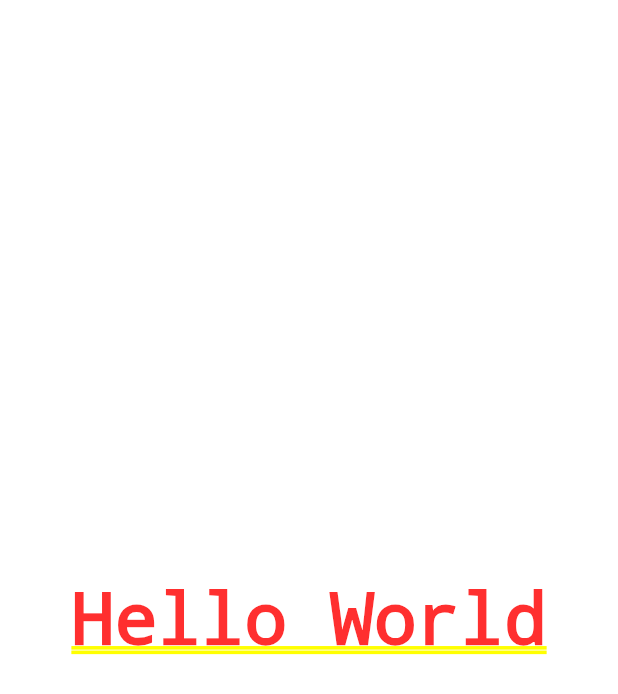
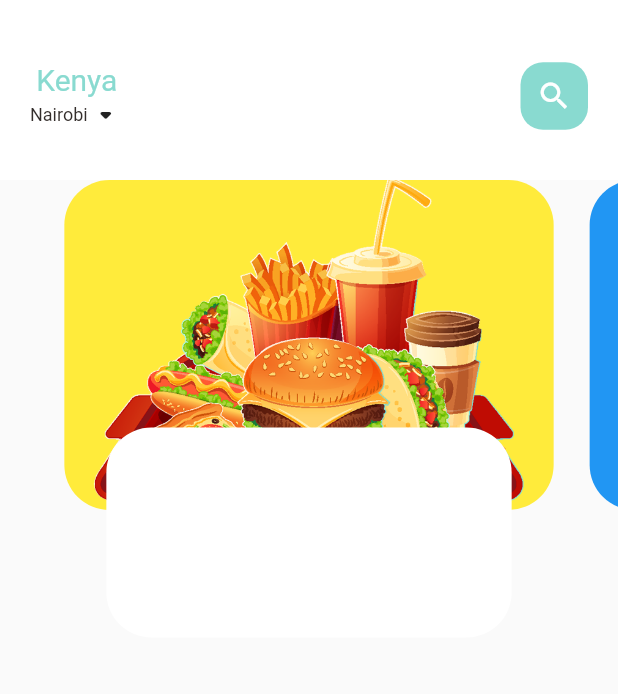
Before and after one commit to Crucialjun/fooddelivery, a Flutter app: the screen it shows after launch, on a phone screen of 412 x 824 dp. Shown: the top 694 px of the screen. Run offline on Flutter 3.47's test engine with Material 2 defaults, Android fonts, the phone set to English and light mode, and no system bars; our stand-ins replace google_fonts.

Commit message:
dashboard ui design

```diff
--- /dev/null
+++ b/lib/app_colors.dart
@@ -0,0 +1,14 @@
+import 'package:flutter/material.dart';
+
+class AppColors {
+  static const Color textColor = Color(0xFFccc7c5);
+  static const Color mainColor = Color(0xFF89dad0);
+  static const Color iconColor1 = Color(0xFFffd28d);
+  static const Color iconColor2 = Color(0xFFfcab88);
+  static const Color paraColor = Color(0xFF8f837f);
+  static const Color buttonBackGroundColor = Color(0xFFf7f6f4);
+  static const Color signColor = Color(0xFFa9a29f);
+  static const Color titleColor = Color(0xFF5c524f);
+  static const Color mainBlackColor = Color(0xFF332d2b);
+  static const Color yellowColor = Color(0xFFffd379);
+}
--- a/lib/main.dart
+++ b/lib/main.dart
@@ -1,4 +1,5 @@
 import 'package:flutter/material.dart';
+import 'package:fooddelivery/screens/main_dashboard.dart';
 
 void main() {
   runApp(const MyApp());
@@ -11,13 +12,12 @@ class MyApp extends StatelessWidget {
   @override
   Widget build(BuildContext context) {
     return MaterialApp(
+      debugShowCheckedModeBanner: false,
       title: 'Flutter Demo',
       theme: ThemeData(
         primarySwatch: Colors.blue,
       ),
-      home: const Center(
-        child: Text("Hello World"),
-      ),
+      home: const MainDashboard(),
     );
   }
 }
--- /dev/null
+++ b/lib/screens/main_dashboard.dart
@@ -0,0 +1,85 @@
+import 'package:flutter/material.dart';
+import 'package:flutter/services.dart';
+import 'package:fooddelivery/app_colors.dart';
+import 'package:fooddelivery/widgets/custom_big_text.dart';
+import 'package:fooddelivery/widgets/custom_small_text.dart';
+import 'package:fooddelivery/widgets/dashboard_pageview_item.dart';
+
+class MainDashboard extends StatefulWidget {
+  const MainDashboard({Key? key}) : super(key: key);
+
+  @override
+  State<MainDashboard> createState() => _MainDashboardState();
+}
+
+class _MainDashboardState extends State<MainDashboard> {
+  final PageController _pageController = PageController(viewportFraction: 0.85);
+
+  @override
+  void dispose() {
+    super.dispose();
+    _pageController.dispose();
+  }
+
+  @override
+  Widget build(BuildContext context) {
+    return Scaffold(
+      appBar: AppBar(
+        elevation: 0.0,
+        toolbarHeight: 120,
+        backgroundColor: Colors.white,
+        systemOverlayStyle: const SystemUiOverlayStyle(
+            statusBarColor: Colors.white,
+            statusBarBrightness: Brightness.light,
+            statusBarIconBrightness: Brightness.dark),
+        flexibleSpace: Container(
+          padding: const EdgeInsets.only(left: 20, right: 20, top: 8),
+          child: Row(
+              crossAxisAlignment: CrossAxisAlignment.center,
+              mainAxisAlignment: MainAxisAlignment.spaceBetween,
+              children: [
+                SizedBox(
+                  height: 45,
+                  child: Column(
+                    mainAxisAlignment: MainAxisAlignment.center,
+                    crossAxisAlignment: CrossAxisAlignment.center,
+                    children: [
+                      const CustomBigText(
+                          text: "Kenya", color: AppColors.mainColor),
+                      Row(
+                        children: const [
+                          CustomSmallText(text: "Nairobi"),
+                          Icon(Icons.arrow_drop_down_rounded)
+                        ],
+                      )
+                    ],
+                  ),
+                ),
+                Center(
+                  child: Container(
+                    width: 45,
+                    height: 45,
+                    decoration: BoxDecoration(
+                        borderRadius: BorderRadius.circular(15),
+                        color: AppColors.mainColor),
+                    child: const Icon(
+                      Icons.search,
+                      color: Colors.white,
+                    ),
+                  ),
+                )
+              ]),
+        ),
+      ),
+      body: SizedBox(
+        height: 320,
+        child: PageView.builder(
+            controller: _pageController,
+            itemCount: 5,
+            itemBuilder: ((context, index) {
+              return DashboardPageviewItem(index: index);
+            })),
+      ),
+    );
+  }
+}
--- /dev/null
+++ b/lib/widgets/custom_big_text.dart
@@ -0,0 +1,22 @@
+import 'package:flutter/material.dart';
+import 'package:google_fonts/google_fonts.dart';
+
+class CustomBigText extends StatelessWidget {
+  final Color color;
+  final String text;
+  const CustomBigText({Key? key, required this.color, required this.text})
+      : super(key: key);
+
+  @override
+  Widget build(BuildContext context) {
+    return Text(
+      text,
+      overflow: TextOverflow.ellipsis,
+      style: TextStyle(
+          color: color,
+          fontWeight: FontWeight.w400,
+          fontFamily: GoogleFonts.roboto().fontFamily,
+          fontSize: 20),
+    );
+  }
+}
--- /dev/null
+++ b/lib/widgets/custom_small_text.dart
@@ -0,0 +1,28 @@
+import 'package:flutter/material.dart';
+import 'package:fooddelivery/app_colors.dart';
+import 'package:google_fonts/google_fonts.dart';
+
+class CustomSmallText extends StatelessWidget {
+  final Color color;
+  final String text;
+  final double textHeight;
+  const CustomSmallText(
+      {Key? key,
+      this.color = AppColors.mainBlackColor,
+      required this.text,
+      this.textHeight = 1.2})
+      : super(key: key);
+
+  @override
+  Widget build(BuildContext context) {
+    return Text(
+      text,
+      maxLines: 1,
+      style: TextStyle(
+          height: textHeight,
+          color: color,
+          fontFamily: GoogleFonts.roboto().fontFamily,
+          fontSize: 12),
+    );
+  }
+}
--- /dev/null
+++ b/lib/widgets/dashboard_pageview_item.dart
@@ -0,0 +1,34 @@
+import 'package:flutter/material.dart';
+
+class DashboardPageviewItem extends StatelessWidget {
+  final int index;
+  const DashboardPageviewItem({Key? key, required this.index})
+      : super(key: key);
+
+  @override
+  Widget build(BuildContext context) {
+    return Stack(
+      children: [
+        Container(
+          height: 220,
+          margin: const EdgeInsets.only(left: 12, right: 12),
+          decoration: BoxDecoration(
+              image: const DecorationImage(
+                  fit: BoxFit.cover,
+                  image: AssetImage("assets/images/foodimage1.png")),
+              borderRadius: BorderRadius.circular(30),
+              color: index.isEven ? Colors.yellow : Colors.blue),
+        ),
+        Align(
+          alignment: Alignment.bottomCenter,
+          child: Container(
+            height: 140,
+            margin: const EdgeInsets.only(left: 40, right: 40, bottom: 15),
+            decoration: BoxDecoration(
+                borderRadius: BorderRadius.circular(30), color: Colors.white),
+          ),
+        )
+      ],
+    );
+  }
+}
```
Also changed, not shown: pubspec.yaml (+4 -5 lines), assets/images/foodimage1.png (added), pubspec.lock, 2 other files.
